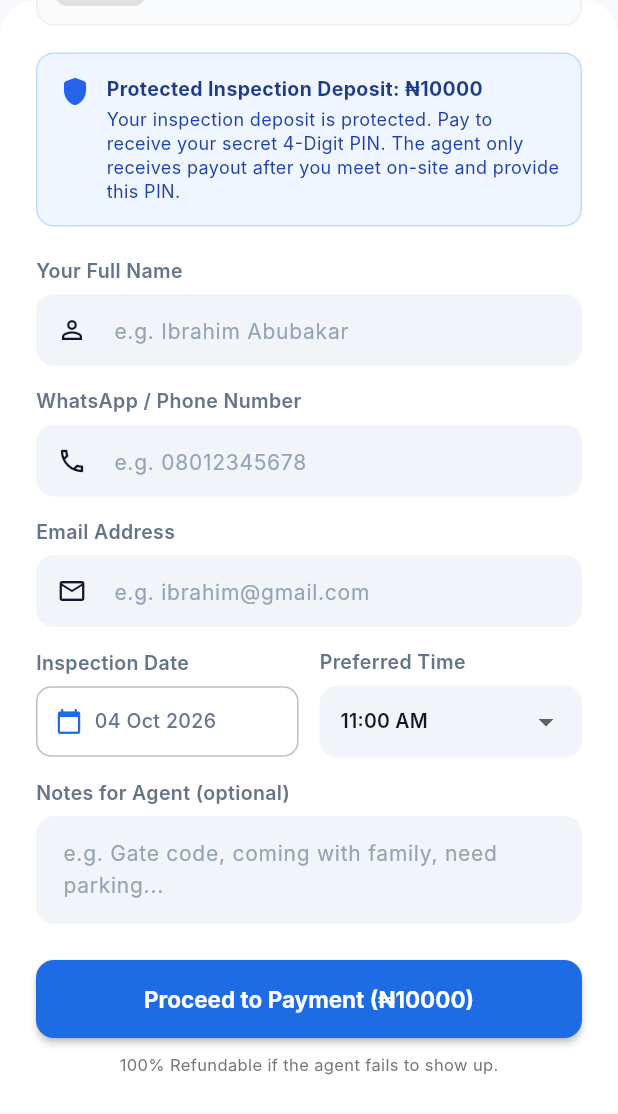
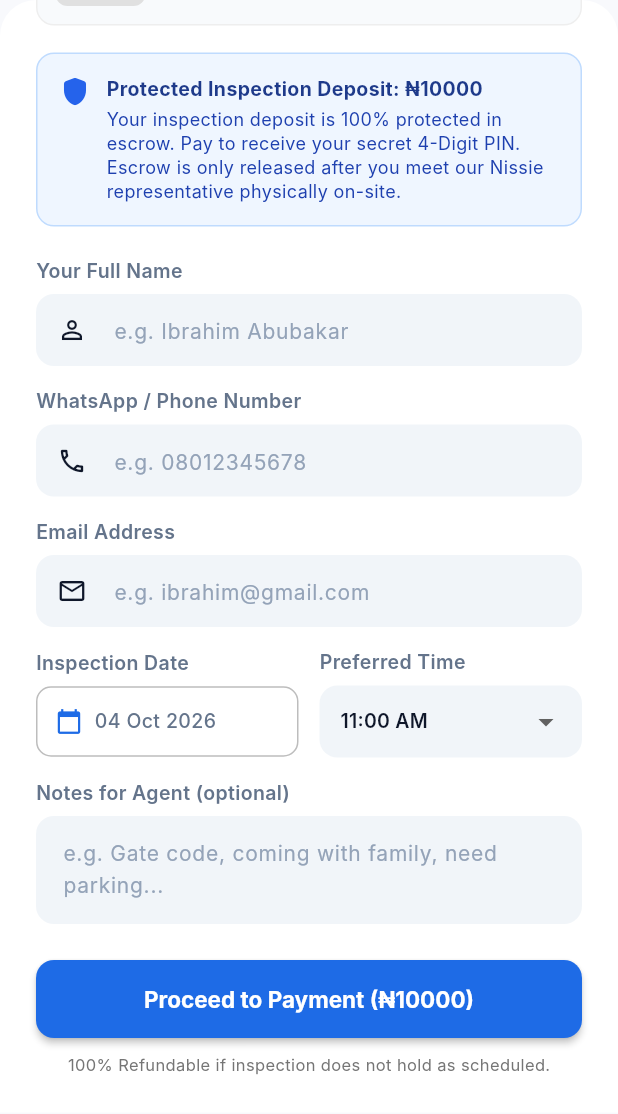
Before and after one commit to pastrola1-cmd/nissieidealsheltersLtd, a Flutter app: the InspectionBookingModal widget shown alone on an empty page, opened directly with empty values, scrolled down 177 dp, on a phone screen of 412 x 824 dp. Shown: the top 1114 px of the screen. Run offline on Flutter 3.47's test engine with Material 3 defaults, Android fonts, the phone set to English and light mode, and no system bars; our stand-ins replace cached_network_image, csv, file_picker, firebase_core, firebase_messaging, flutter_dotenv and 10 more; missing offline and left inert: dart:html, dart:js, dart:ui_web; accounts and stored records are empty; Roboto replaces fonts that are missing (Inter).

Commit message:
feat: enforce double-blind privacy shielding between buyers and agents with Nissie intermediary coordination

```diff
--- a/lib/screens/marketplace/widgets/agent_pin_verification_modal.dart
+++ b/lib/screens/marketplace/widgets/agent_pin_verification_modal.dart
@@ -330,7 +330,7 @@ class _AgentPinVerificationModalState extends ConsumerState<AgentPinVerification
         ),
         const SizedBox(height: 6),
         Text(
-          'Renter: ${_verifiedBooking?.renterName ?? 'Client'}',
+          'Inspection Ref: #${_verifiedBooking != null && _verifiedBooking!.id.length > 8 ? _verifiedBooking!.id.substring(0, 8).toUpperCase() : (_verifiedBooking?.id.toUpperCase() ?? 'VERIFIED')}',
           style: TextStyle(fontSize: 13, color: Colors.grey.shade700, fontWeight: FontWeight.w500),
         ),
         const SizedBox(height: 20),
--- a/lib/screens/marketplace/widgets/inspection_booking_modal.dart
+++ b/lib/screens/marketplace/widgets/inspection_booking_modal.dart
@@ -673,7 +673,7 @@ class _InspectionBookingModalState extends ConsumerState<InspectionBookingModal>
                       ),
                       const SizedBox(height: 3),
                       const Text(
-                        'Your inspection deposit is protected. Pay to receive your secret 4-Digit PIN. The agent only receives payout after you meet on-site and provide this PIN.',
+                        'Your inspection deposit is 100% protected in escrow. Pay to receive your secret 4-Digit PIN. Escrow is only released after you meet our Nissie representative physically on-site.',
                         style: TextStyle(
                           fontSize: 12,
                           color: Color(0xFF1E40AF),
@@ -924,7 +924,7 @@ class _InspectionBookingModalState extends ConsumerState<InspectionBookingModal>
           const SizedBox(height: 10),
           Center(
             child: Text(
-              '100% Refundable if the agent fails to show up.',
+              '100% Refundable if inspection does not hold as scheduled.',
               style: TextStyle(fontSize: 11, color: Colors.grey.shade600),
             ),
           ),
@@ -1018,7 +1018,7 @@ class _InspectionBookingModalState extends ConsumerState<InspectionBookingModal>
               ),
               const SizedBox(height: 14),
               const Text(
-                '🛡️ DO NOT give this PIN to anyone until you meet the agent physically at the property and complete the inspection.',
+                '🛡️ DO NOT give this PIN to anyone until you meet our Nissie representative physically at the property and complete the inspection.',
                 textAlign: TextAlign.center,
                 style: TextStyle(
                   color: Colors.white70,
--- a/lib/screens/marketplace/widgets/marketplace_property_card.dart
+++ b/lib/screens/marketplace/widgets/marketplace_property_card.dart
@@ -41,7 +41,7 @@ class MarketplacePropertyCard extends StatelessWidget {
                       ? CachedNetworkImage(
                           imageUrl: property.images.first,
                           fit: BoxFit.cover,
-                          errorWidget: (_, __, ___) => Container(
+                          errorWidget: (_, _, _) => Container(
                             color: Colors.grey.shade200,
                             child: const Center(
                               child: Icon(Icons.apartment_rounded, size: 48, color: Colors.grey),
@@ -216,7 +216,7 @@ class MarketplacePropertyCard extends StatelessWidget {
                           Icon(Icons.shield_outlined, size: 15, color: Colors.blue.shade700),
                           const SizedBox(width: 4),
                           Text(
-                            isDeveloperEstate ? 'Direct Nissie Estate' : 'Shielded Agent Contact',
+                            isDeveloperEstate ? 'Direct Nissie Signature' : 'Managed by Nissie Shelters',
                             style: TextStyle(
                               fontSize: 11.5,
                               color: Colors.blue.shade900,
--- a/lib/screens/shared/property_detail_screen.dart
+++ b/lib/screens/shared/property_detail_screen.dart
@@ -702,7 +702,7 @@ class _PropertyDetailScreenState extends ConsumerState<PropertyDetailScreen> {
                           ),
                           const SizedBox(height: 8),
                           const Text(
-                            'Sign up or log in to schedule an inspection with one of our verified partners.',
+                            'Sign up or log in to schedule a verified inspection with Nissie Ideal Shelters.',
                             textAlign: TextAlign.center,
                             style: TextStyle(fontSize: 13, color: AppColors.textSecondary),
                           ),
```
Also changed, not shown: lib/screens/landlord/landlord_dashboard_screen.dart (+14 -11 lines), lib/screens/partner/partner_inspections_screen.dart (+8 -12 lines).
